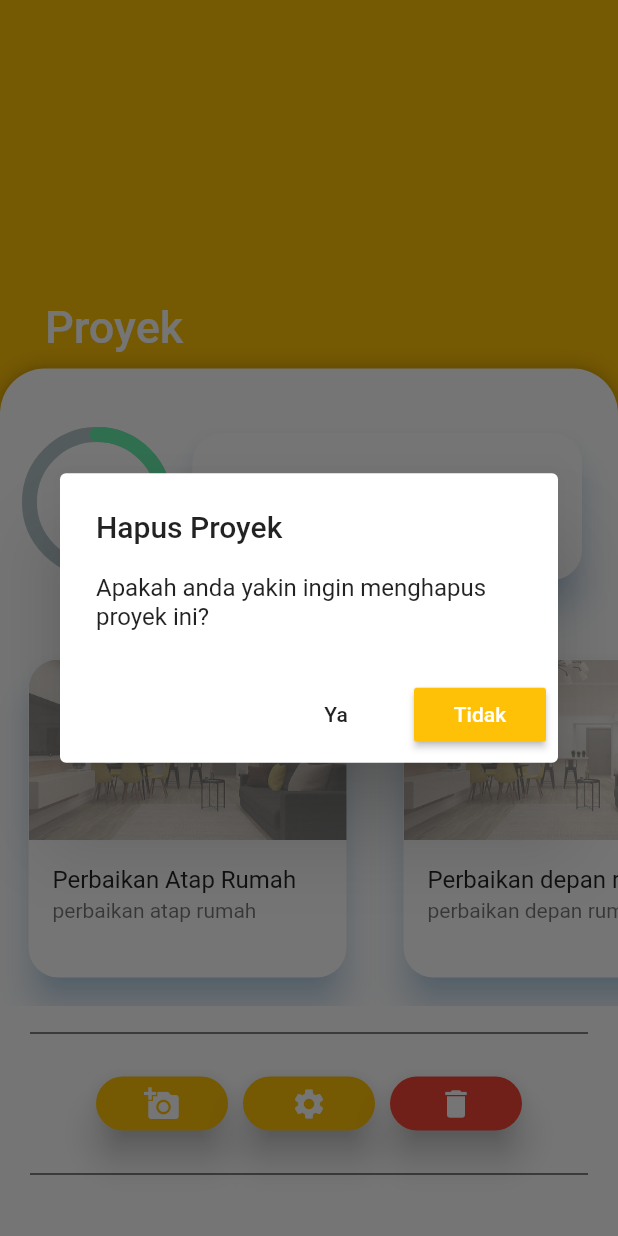
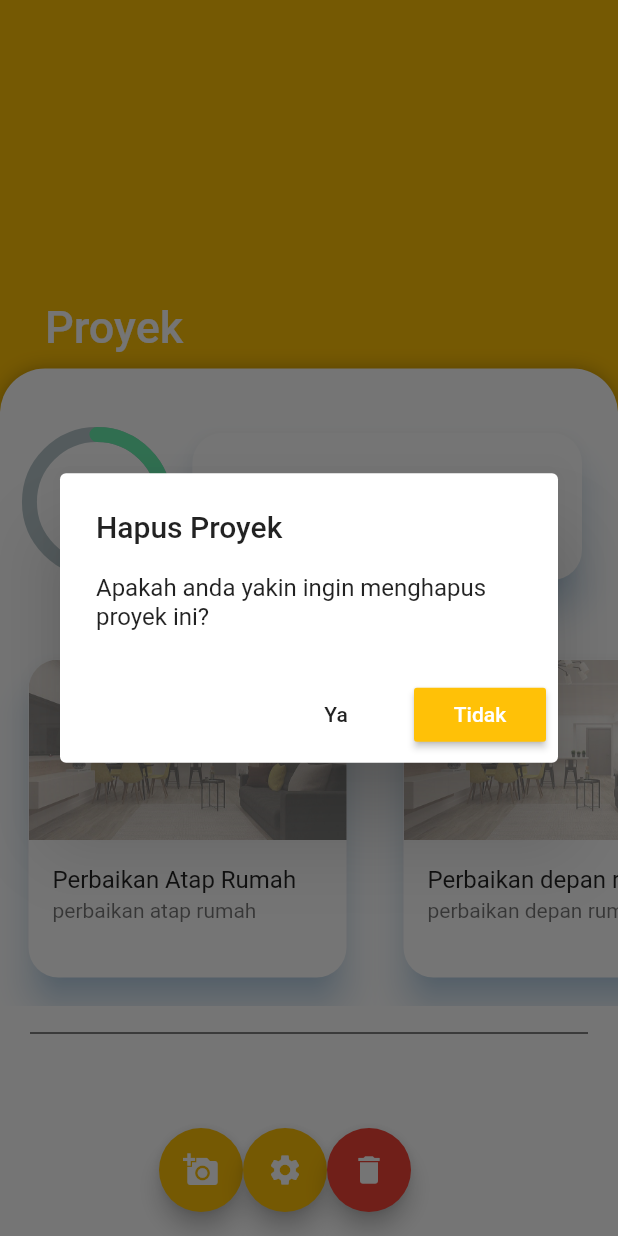
Before and after one commit to qisashasanudin/bangunin_id, a Flutter app: the ProjectDetails screen opened directly with empty values, after a tap on the "delete" icon, on a phone screen of 412 x 824 dp. Run offline on Flutter 3.47's test engine with Material 2 defaults, Android fonts, the phone set to English and light mode, and no system bars; drawn by our look-alikes of percent_indicator; our stand-ins replace cloud_firestore, firebase_auth, firebase_core, firebase_storage, flutter_spinkit, fluttertoast and 3 more; accounts and stored records are empty; network calls fail.

Commit message:
buttons for project details

```diff
--- a/lib/screens/mainmenu/home/projects/view_project/project_details.dart
+++ b/lib/screens/mainmenu/home/projects/view_project/project_details.dart
@@ -87,15 +87,6 @@ class _ProjectDetailsState extends State<ProjectDetails> {
                   ),
                 ),
                 separatorLine(),
-                Row(
-                  mainAxisAlignment: MainAxisAlignment.center,
-                  children: [
-                    addPictureButton(context),
-                    editProjectButton(context),
-                    deleteProjectButton(context, userID, details),
-                  ],
-                ),
-                separatorLine(),
                 ListView.builder(
                   shrinkWrap: true,
                   padding: EdgeInsets.zero,
@@ -109,6 +100,40 @@ class _ProjectDetailsState extends State<ProjectDetails> {
             ),
             //sliver-sliver lain ditulis di sini
           ],
+          floatingButton: Row(
+            mainAxisAlignment: MainAxisAlignment.center,
+            children: [
+              FloatingActionButton(
+                backgroundColor: Theme.of(context).primaryColor,
+                child: Icon(Icons.add_a_photo, color: AppColors().accent1),
+                onPressed: () {},
+              ),
+              FloatingActionButton(
+                backgroundColor: Theme.of(context).primaryColor,
+                child: Icon(Icons.settings, color: AppColors().accent1),
+                onPressed: () {},
+              ),
+              FloatingActionButton(
+                backgroundColor: Colors.red,
+                child: Icon(Icons.delete, color: AppColors().accent1),
+                onPressed: () async {
+                  final action = await PopUpDialog.yesNoDialog(
+                      context,
+                      'Hapus Proyek',
+                      'Apakah anda yakin ingin menghapus proyek ini?');
+                  if (action == DialogAction.yes) {
+                    Navigator.of(context).pop();
+                    await DatabaseService(
+                            uid: userID, projectId: details.projectId)
+                        .deleteProjectData();
+                  }
+                },
+              ),
+              // addPictureButton(context),
+              // editProjectButton(context),
+              // deleteProjectButton(context, userID, details),
+            ],
+          ),
         );
       },
     );
@@ -175,32 +200,6 @@ class _ProjectDetailsState extends State<ProjectDetails> {
     );
   }
 
-  Padding addPictureButton(BuildContext context) {
-    return Padding(
-      padding: EdgeInsets.symmetric(vertical: 5, horizontal: 5),
-      child: RaisedButton(
-        elevation: 10,
-        color: Theme.of(context).primaryColor,
-        shape: RoundedRectangleBorder(borderRadius: BorderRadius.circular(20)),
-        child: Icon(Icons.add_a_photo, color: AppColors().accent1),
-        onPressed: () {},
-      ),
-    );
-  }
-
-  Padding editProjectButton(BuildContext context) {
-    return Padding(
-      padding: EdgeInsets.symmetric(vertical: 5, horizontal: 5),
-      child: RaisedButton(
-        elevation: 10,
-        color: Theme.of(context).primaryColor,
-        shape: RoundedRectangleBorder(borderRadius: BorderRadius.circular(20)),
-        child: Icon(Icons.settings, color: AppColors().accent1),
-        onPressed: () {},
-      ),
-    );
-  }
-
   SizedBox itemProgress(
       BuildContext context, MaterialModel item, double percentage) {
     return SizedBox(
@@ -233,26 +232,4 @@ class _ProjectDetailsState extends State<ProjectDetails> {
       ),
     );
   }
-
-  Padding deleteProjectButton(
-      BuildContext context, String userID, ProjectDetailsModel details) {
-    return Padding(
-      padding: EdgeInsets.symmetric(vertical: 5, horizontal: 5),
-      child: RaisedButton(
-        elevation: 10,
-        color: Colors.red,
-        shape: RoundedRectangleBorder(borderRadius: BorderRadius.circular(20)),
-        child: Icon(Icons.delete, color: AppColors().accent1),
-        onPressed: () async {
-          final action = await PopUpDialog.yesNoDialog(context, 'Hapus Proyek',
-              'Apakah anda yakin ingin menghapus proyek ini?');
-          if (action == DialogAction.yes) {
-            Navigator.of(context).pop();
-            await DatabaseService(uid: userID, projectId: details.projectId)
-                .deleteProjectData();
-          }
-        },
-      ),
-    );
-  }
 }
--- a/lib/shared/page_templates/sliver_page.dart
+++ b/lib/shared/page_templates/sliver_page.dart
@@ -43,6 +43,7 @@ class _SliverPageState extends State<SliverPage> {
           for (var element in widget.children) element,
         ],
       ),
+      floatingActionButton: widget.floatingButton,
     );
   }
 
```
